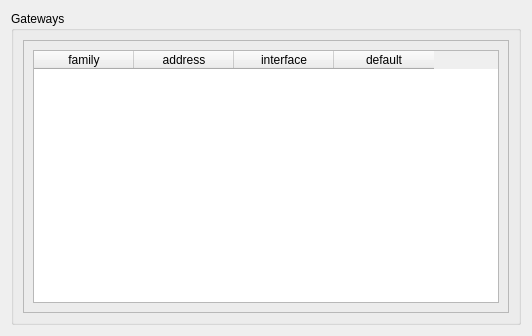
Qt form ui/gateways_info.ui (deskos-xp/hydrogenous) before a commit.
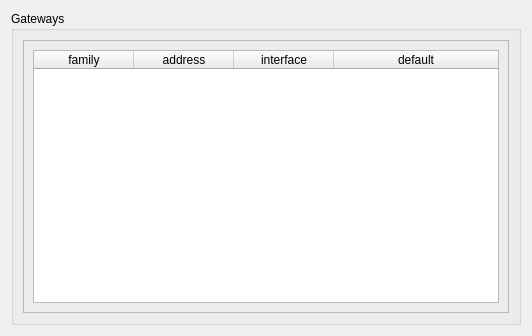
The same form after that commit.

Commit message: updates provided adding functionality to disk_info sub tab of disks tab and updated todos.xml with additional goals to reach

```diff
--- a/ui/gateways_info.ui
+++ b/ui/gateways_info.ui
@@ -65,6 +65,15 @@
                <attribute name="horizontalHeaderMinimumSectionSize">
                 <number>40</number>
                </attribute>
+               <attribute name="horizontalHeaderShowSortIndicator" stdset="0">
+                <bool>true</bool>
+               </attribute>
+               <attribute name="horizontalHeaderStretchLastSection">
+                <bool>true</bool>
+               </attribute>
+               <attribute name="verticalHeaderCascadingSectionResizes">
+                <bool>true</bool>
+               </attribute>
                <attribute name="verticalHeaderMinimumSectionSize">
                 <number>32</number>
                </attribute>
```
Left out of the diff: 3 changed lines with no effect on the pictures. The commit also changes 19 other files.
